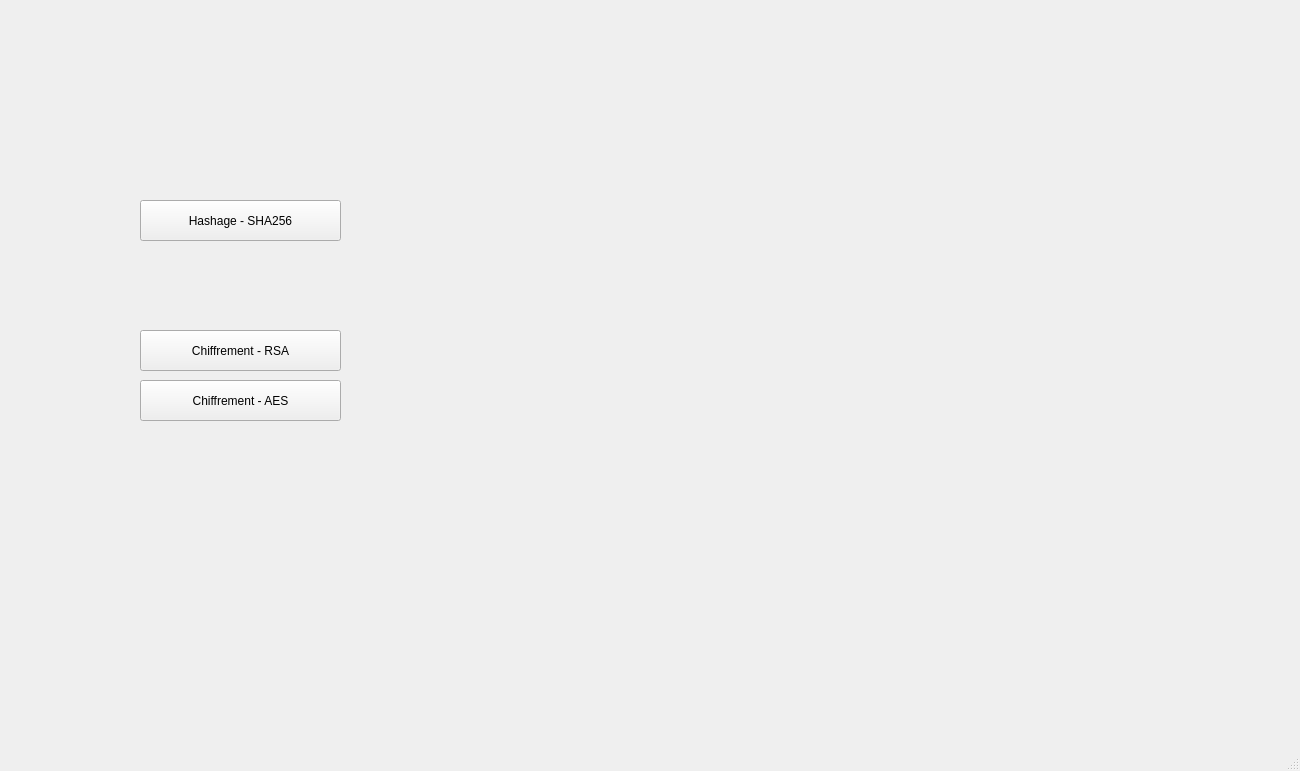
Old version of the form ProjectAppGraphique/mainwindow.ui in the repository matteo-lptr/AppGraphique.
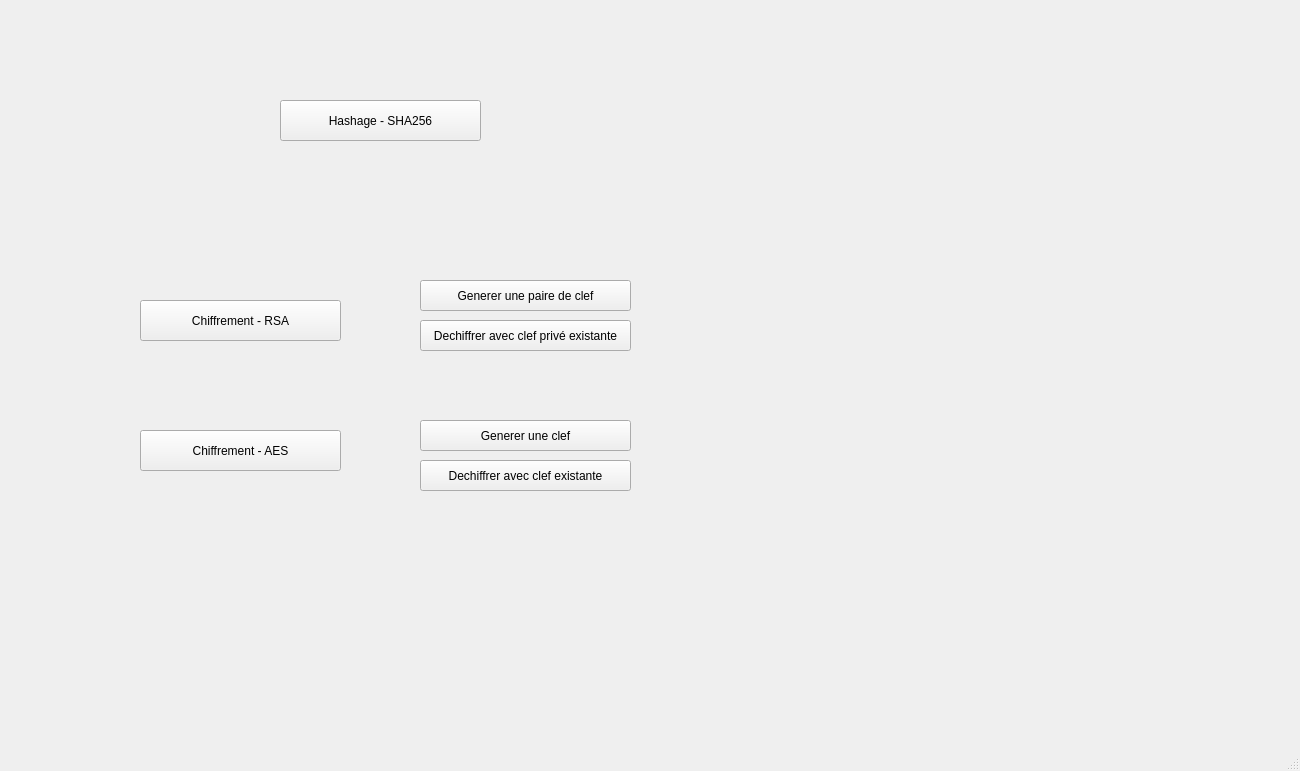
New version of the form.

The edit to the form file:
```diff
--- a/ProjectAppGraphique/mainwindow.ui
+++ b/ProjectAppGraphique/mainwindow.ui
@@ -17,8 +17,8 @@
    <widget class="QPushButton" name="btn_sha256">
     <property name="geometry">
      <rect>
-      <x>140</x>
-      <y>200</y>
+      <x>280</x>
+      <y>100</y>
       <width>201</width>
       <height>41</height>
      </rect>
@@ -31,7 +31,7 @@
     <property name="geometry">
      <rect>
       <x>140</x>
-      <y>330</y>
+      <y>300</y>
       <width>201</width>
       <height>41</height>
      </rect>
@@ -44,7 +44,7 @@
     <property name="geometry">
      <rect>
       <x>140</x>
-      <y>380</y>
+      <y>430</y>
       <width>201</width>
       <height>41</height>
      </rect>
@@ -53,6 +53,58 @@
      <string>Chiffrement - AES</string>
     </property>
    </widget>
+   <widget class="QPushButton" name="chiffreRSA">
+    <property name="geometry">
+     <rect>
+      <x>420</x>
+      <y>280</y>
+      <width>211</width>
+      <height>31</height>
+     </rect>
+    </property>
+    <property name="text">
+     <string>Generer une paire de clef</string>
+    </property>
+   </widget>
+   <widget class="QPushButton" name="dechiffreRSA">
+    <property name="geometry">
+     <rect>
+      <x>420</x>
+      <y>320</y>
+      <width>211</width>
+      <height>31</height>
+     </rect>
+    </property>
+    <property name="text">
+     <string>Dechiffrer avec clef privé existante</string>
+    </property>
+   </widget>
+   <widget class="QPushButton" name="dechiffreAES">
+    <property name="geometry">
+     <rect>
+      <x>420</x>
+      <y>460</y>
+      <width>211</width>
+      <height>31</height>
+     </rect>
+    </property>
+    <property name="text">
+     <string>Dechiffrer avec clef existante</string>
+    </property>
+   </widget>
+   <widget class="QPushButton" name="chiffreAES">
+    <property name="geometry">
+     <rect>
+      <x>420</x>
+      <y>420</y>
+      <width>211</width>
+      <height>31</height>
+     </rect>
+    </property>
+    <property name="text">
+     <string>Generer une clef</string>
+    </property>
+   </widget>
   </widget>
   <widget class="QMenuBar" name="menubar">
    <property name="geometry">
```
